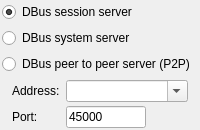
The window that src/blackgui/components/dbusserveraddressselector.ui (swift-project/pilotclient) describes before a commit, drawn with Qt 5.
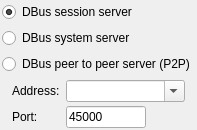
The same window after the commit.

What changed in the file:
```diff
--- a/src/blackgui/components/dbusserveraddressselector.ui
+++ b/src/blackgui/components/dbusserveraddressselector.ui
@@ -2,6 +2,14 @@
 <ui version="4.0">
  <class>CDBusServerAddressSelector</class>
  <widget class="QFrame" name="CDBusServerAddressSelector">
+  <property name="geometry">
+   <rect>
+    <x>0</x>
+    <y>0</y>
+    <width>149</width>
+    <height>118</height>
+   </rect>
+  </property>
   <property name="windowTitle">
    <string>Frame</string>
   </property>
```
